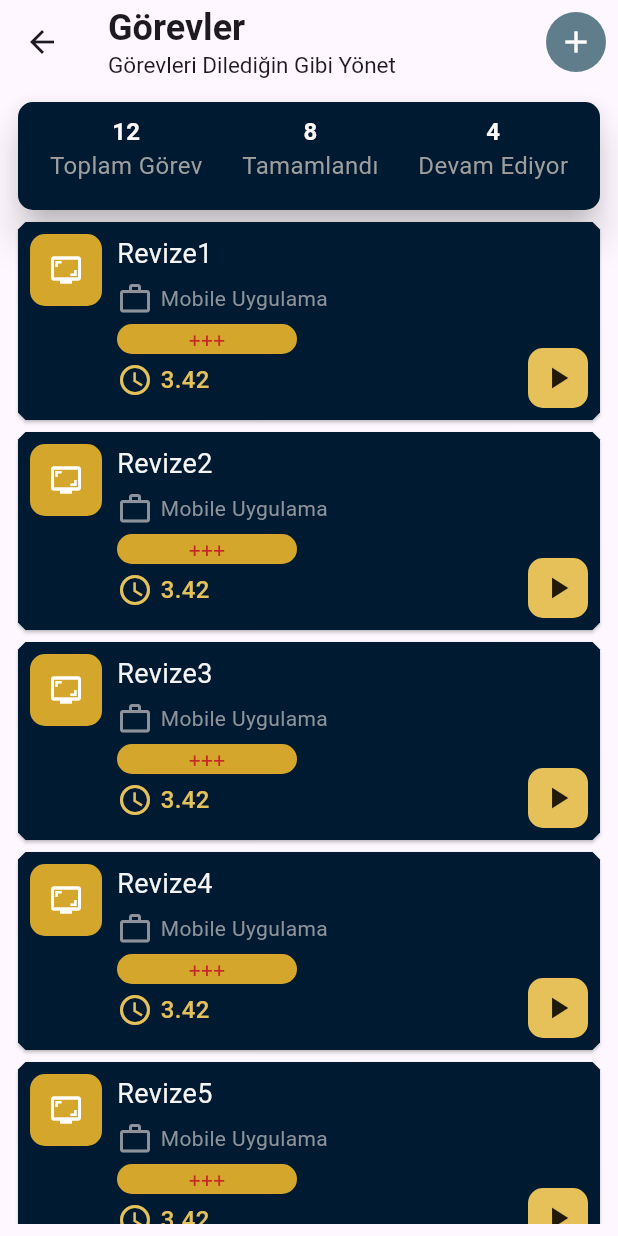
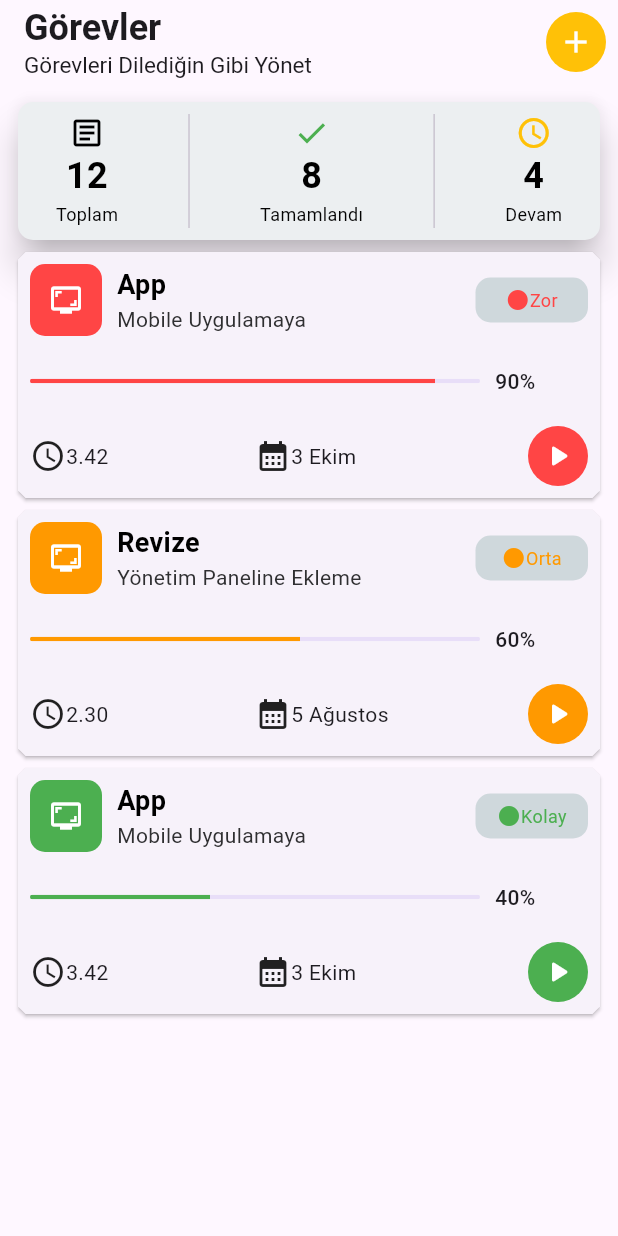
Before and after one commit to fferhatakr/freelancers_mobile_app, a Flutter app: the TasksPage screen opened directly, on a phone screen of 412 x 824 dp. Run offline on Flutter 3.47's test engine with Material 3 defaults, Android fonts, the phone set to English and light mode, and no system bars; our stand-ins replace fl_chart.

Commit message:
The Tasks page has been modernized.

```diff
--- a/lib/features/tasks/tasksPage.dart
+++ b/lib/features/tasks/tasksPage.dart
@@ -9,29 +9,28 @@ class TasksPage extends StatelessWidget {
 
   final List<Map<String, String>> dummyTasks = [
     {
-      'taskName': 'Revize1',
-      'taskDescription': 'Mobile Uygulama',
+      'taskName': 'App',
+      'taskDescription': 'Mobile Uygulamaya',
       'time': '3.42',
+      'date': '3 Ekim',
+      'status': 'Zor',
+      'value': '90',
     },
     {
-      'taskName': 'Revize2',
-      'taskDescription': 'Mobile Uygulama',
-      'time': '3.42',
+      'taskName': 'Revize',
+      'taskDescription': 'Yönetim Paneline Ekleme',
+      'time': '2.30',
+      'date': '5 Ağustos',
+      'status': 'Orta',
+      'value': '60',
     },
     {
-      'taskName': 'Revize3',
-      'taskDescription': 'Mobile Uygulama',
+      'taskName': 'App',
+      'taskDescription': 'Mobile Uygulamaya',
       'time': '3.42',
-    },
-    {
-      'taskName': 'Revize4',
-      'taskDescription': 'Mobile Uygulama',
-      'time': '3.42',
-    },
-    {
-      'taskName': 'Revize5',
-      'taskDescription': 'Mobile Uygulama',
-      'time': '3.42',
+      'date': '3 Ekim',
+      'status': 'Kolay',
+      'value': '40',
     },
   ];
 
@@ -60,7 +59,7 @@ class TasksPage extends StatelessWidget {
               width: 40,
               height: 40,
               decoration: BoxDecoration(
-                color: Colors.blueGrey,
+                color: Colors.amber,
                 borderRadius: BorderRadius.all(Radius.circular(64)),
               ),
               child: IconButton(
@@ -87,6 +86,9 @@ class TasksPage extends StatelessWidget {
                     taskName: dummyTasks[index]['taskName']!,
                     taskDescription: dummyTasks[index]['taskDescription']!,
                     time: dummyTasks[index]['time']!,
+                    date: dummyTasks[index]['date']!,
+                    status: dummyTasks[index]['status']!,
+                    value: dummyTasks[index]['value']!,
                   );
                 },
               ),
--- a/lib/features/tasks/widgets/resultTaskWidget.dart
+++ b/lib/features/tasks/widgets/resultTaskWidget.dart
@@ -9,34 +9,45 @@ class ResultTask extends StatelessWidget {
   @override
   Widget build(BuildContext context) {
     return SizedBox(
-      height: 80,
+      height: 100,
       child: Card(
         elevation: 10,
-        color: ActiveProjectStyle.activeProjectCardColor,
+        color: Colors.blueGrey[50],
         shape: RoundedRectangleBorder(
           borderRadius: BorderRadiusGeometry.circular(10),
         ),
         child: Padding(
           padding: const EdgeInsets.all(8.0),
           child: Row(
+            spacing: 5,
             mainAxisAlignment: MainAxisAlignment.spaceAround,
             children: [
               Column(
+                mainAxisAlignment: MainAxisAlignment.center,
                 children: [
+                  Icon(Icons.article_outlined, color: Colors.black),
                   Text('12', style: _textStyle()),
-                  Text('Toplam Görev', style: _twoTextStyle()),
+                  Text('Toplam', style: _twoTextStyle()),
                 ],
               ),
+              VerticalDivider(),
               Column(
+                mainAxisAlignment: MainAxisAlignment.center,
                 children: [
+                  Icon(Icons.check_outlined, color: Colors.green),
+
                   Text('8', style: _textStyle()),
                   Text('Tamamlandı', style: _twoTextStyle()),
                 ],
               ),
+              VerticalDivider(),
               Column(
+                mainAxisAlignment: MainAxisAlignment.center,
                 children: [
+                  Icon(Icons.watch_later_outlined, color: Colors.amber),
+
                   Text('4', style: _textStyle()),
-                  Text('Devam Ediyor', style: _twoTextStyle()),
+                  Text('Devam', style: _twoTextStyle()),
                 ],
               ),
             ],
@@ -46,13 +57,14 @@ class ResultTask extends StatelessWidget {
     );
   }
 
-  TextStyle _twoTextStyle() => TextStyle(fontSize: 16, color: Colors.grey);
+  TextStyle _twoTextStyle() =>
+      TextStyle(fontSize: 12, color: const Color.fromARGB(255, 3, 3, 3));
 
   TextStyle _textStyle() {
     return TextStyle(
-      fontSize: 16,
+      fontSize: 24,
       fontWeight: FontWeight.bold,
-      color: const Color.fromARGB(255, 255, 248, 248),
+      color: const Color.fromARGB(255, 0, 0, 0),
     );
   }
 }
--- a/lib/features/tasks/widgets/tasks.dart
+++ b/lib/features/tasks/widgets/tasks.dart
@@ -6,25 +6,30 @@ class TasksCards extends StatelessWidget {
   final String taskName;
   final String taskDescription;
   final String time;
+  final String date;
+  final String status;
+  final String value;
 
   const TasksCards({
     required this.taskName,
     required this.taskDescription,
     required this.time,
+    required this.date,
+    required this.status,
+    required this.value,
   });
-
   @override
   Widget build(BuildContext context) {
-    return SizedBox(
-      height: _CardFeatures.height,
-      child: SizedBox(
-        height: 100,
-        child: Card(
-          color: ActiveProjectStyle.activeProjectCardColor,
+    return Card(
+      color: Colors.blueAccent[50],
       shape: _cardShape(),
       child: Padding(
         padding: const EdgeInsets.all(8.0),
-            child: Row(
+        child: Column(
+          spacing: 20,
+          children: [
+            Row(
+              spacing: 10,
               children: [
                 Column(
                   children: [
@@ -32,7 +37,7 @@ class TasksCards extends StatelessWidget {
                       height: _CardFeatures.containerHeight,
                       width: _CardFeatures.containerWidht,
                       decoration: BoxDecoration(
-                        color: Color.fromRGBO(212, 167, 44, 1),
+                        color: levelColor(status),
                         borderRadius: BorderRadius.all(Radius.circular(10)),
                       ),
                       child: Icon(
@@ -42,65 +47,24 @@ class TasksCards extends StatelessWidget {
                     ),
                   ],
                 ),
-                SizedBox(width: 10),
                 Column(
                   crossAxisAlignment: CrossAxisAlignment.start,
                   children: [
                     Text(
                       taskName,
                       style: TextStyle(
-                        color: _CardFeatures.textColor,
+                        color: Colors.black,
                         fontSize: 18,
+                        fontWeight: FontWeight.w600,
                       ),
-                    ),
-                    SizedBox(height: 5),
-                    Row(
-                      children: [
-                        Icon(
-                          Icons.work_outline,
-                          color: Color.fromRGBO(142, 147, 155, 1),
                     ),
                     SizedBox(width: 5),
                     Text(
                       taskDescription,
                       style: TextStyle(
-                            color: Color.fromRGBO(142, 147, 155, 1),
+                        color: Color.fromRGBO(47, 47, 49, 1),
+                        fontSize: 14,
                       ),
-                        ),
-                      ],
-                    ),
-                    SizedBox(height: 5),
-                    Container(
-                      width: 120,
-                      height: 20,
-                      decoration: BoxDecoration(
-                        borderRadius: BorderRadius.all(Radius.circular(10)),
-                        color: Color.fromRGBO(212, 167, 44, 1),
-                      ),
-                      child: Center(
-                        child: Text(
-                          '+++',
-                          style: TextStyle(color: Colors.red[800]),
-                        ),
-                      ),
-                    ),
-                    SizedBox(height: 5),
-                    Row(
-                      children: [
-                        Icon(
-                          Icons.watch_later_outlined,
-                          color: Color.fromRGBO(230, 193, 90, 1),
-                        ),
-                        SizedBox(width: 5),
-                        Text(
-                          time.toString(),
-                          style: TextStyle(
-                            color: Color.fromRGBO(230, 193, 90, 1),
-                            fontSize: 16,
-                            fontWeight: FontWeight.w500,
-                          ),
-                        ),
-                      ],
                     ),
                   ],
                 ),
@@ -112,22 +76,79 @@ class TasksCards extends StatelessWidget {
                       print('Başlatiliyor');
                     },
                     child: Container(
-                      width: 40,
-                      height: 40,
+                      width: 75,
+                      height: 30,
                       decoration: BoxDecoration(
                         borderRadius: BorderRadius.all(Radius.circular(10)),
-                        color: Color.fromRGBO(230, 193, 90, 1),
+                        color: Colors.blueGrey[100],
                       ),
-                      child: Icon(
-                        Icons.play_arrow,
-                        color: Colors.amberAccent[800],
+                      child: Row(
+                        mainAxisAlignment: MainAxisAlignment.center,
+                        children: [
+                          Icon(
+                            Icons.circle,
+                            color: levelColor(status),
+                            size: 16,
+                          ),
+                          Text(
+                            status,
+                            style: TextStyle(
+                              color: levelColor(status),
+                              fontSize: 12,
+                            ),
+                          ),
+                        ],
                       ),
                     ),
                   ),
                 ),
               ],
             ),
+            Row(
+              spacing: 10,
+              children: [
+                SizedBox(
+                  width: 300,
+                  child: ClipRRect(
+                    borderRadius: BorderRadius.circular(50),
+                    child: LinearProgressIndicator(
+                      minHeight: 3,
+                      value: double.parse(value) / 100,
+                      color: levelColor(status),
                     ),
+                  ),
+                ),
+
+                Text('$value%', style: TextStyle(fontWeight: FontWeight.w500)),
+              ],
+            ),
+
+            Row(
+              mainAxisAlignment: MainAxisAlignment.spaceBetween,
+              children: [
+                SizedBox(
+                  width: 150,
+                  child: Row(
+                    children: [Icon(Icons.watch_later_outlined), Text(time)],
+                  ),
+                ),
+                Expanded(
+                  child: Row(
+                    children: [Icon(Icons.calendar_month), Text(date)],
+                  ),
+                ),
+                GestureDetector(
+                  onTap: () {
+                    print('Başlatiliyor');
+                  },
+                  child: CircleAvatar(
+                    child: Icon(Icons.play_arrow_rounded, color: Colors.white),
+                    backgroundColor: levelColor(status),
+                  ),
+                ),
+              ],
+            ),
+          ],
         ),
       ),
     );
@@ -141,10 +162,20 @@ class TasksCards extends StatelessWidget {
 }
 
 class _CardFeatures {
-  static double height = 140;
   static double containerHeight = 48;
   static double containerWidht = 48;
-  static Color textColor = Color.fromRGBO(245, 245, 245, 1);
 }
 
 enum Levels { kolay, orta, zor }
+
+levelColor(String status) {
+  if (status == 'Zor') {
+    return Color.fromRGBO(255, 69, 69, 1);
+  } else if (status == 'Orta') {
+    return Color.fromRGBO(255, 153, 0, 1);
+  } else if (status == 'Kolay') {
+    return Color.fromRGBO(76, 175, 80, 1);
+  } else {
+    print('Derece Belirtin');
+  }
+}
--- a/lib/main.dart
+++ b/lib/main.dart
@@ -1,6 +1,7 @@
 import 'package:flutter/material.dart';
 import 'package:flutter/services.dart';
 import 'package:freelancer_tracking_system/features/dashboard/homePage.dart';
+import 'package:freelancer_tracking_system/features/tasks/tasksPage.dart';
 
 void main() {
   runApp(const MyApp());
@@ -28,7 +29,7 @@ class MyApp extends StatelessWidget {
       ),
 
       debugShowCheckedModeBanner: false,
-      home: homePage(),
+      home: TasksPage(),
     );
   }
 }
```
Lines whose indentation alone changed are shown as unchanged.
